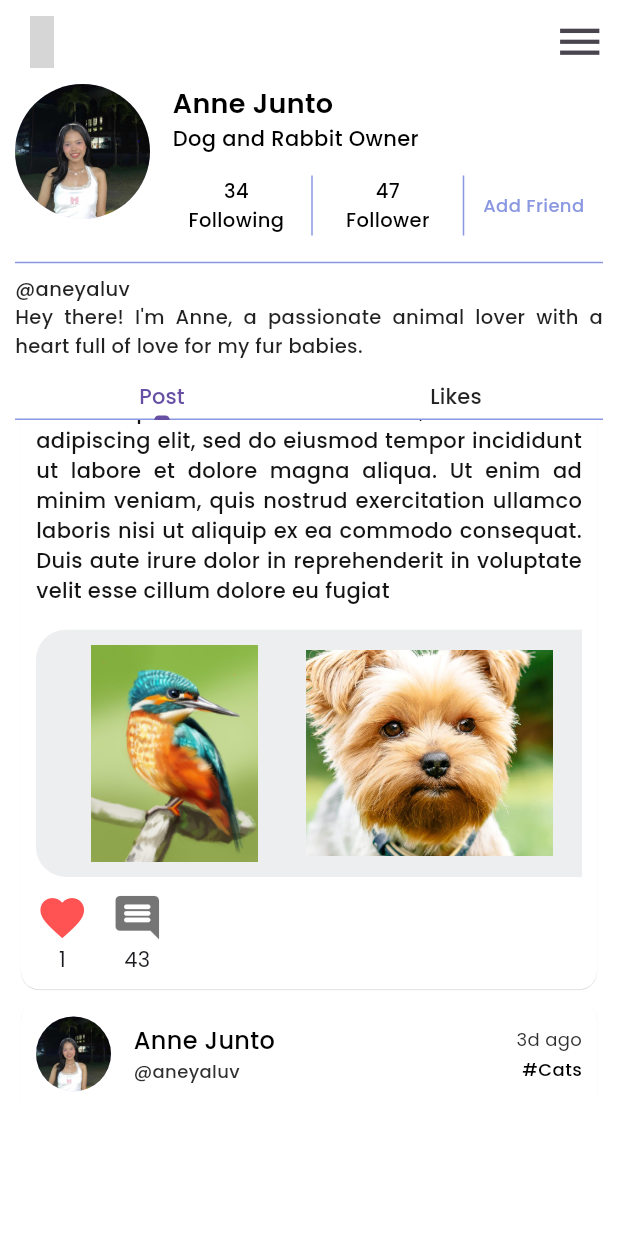
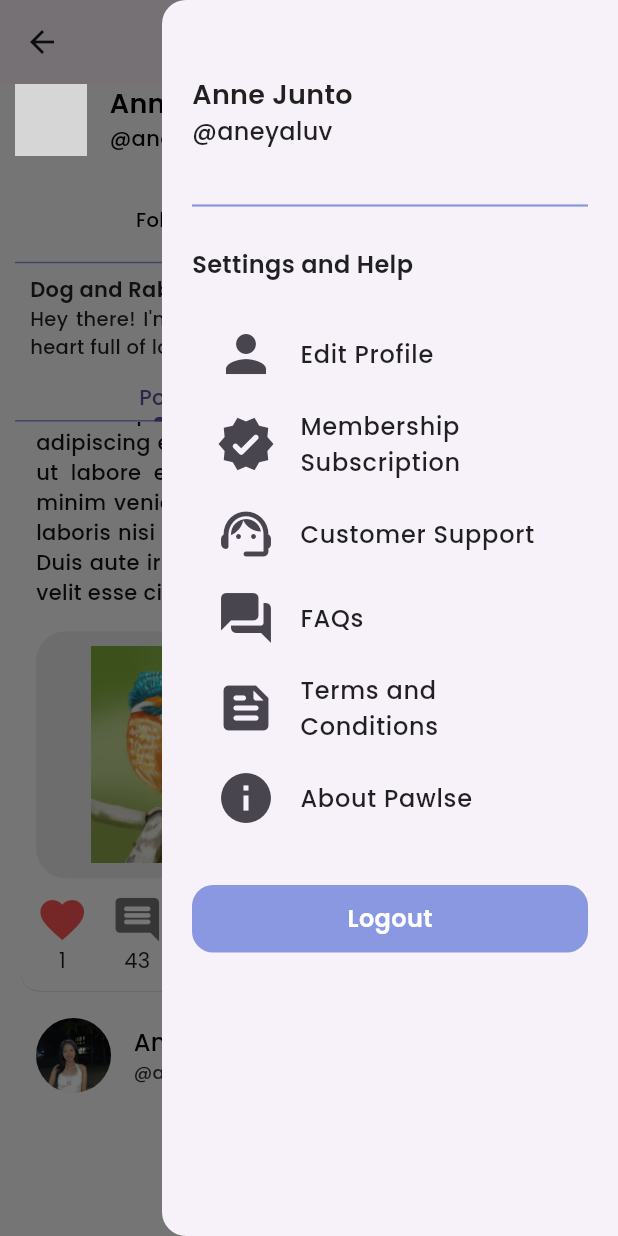
Before and after one commit to coar14/pawlse, a Flutter app: the UserProfile screen opened directly, scrolled down 576 dp, after a tap on the "menu" icon, on a phone screen of 412 x 824 dp. Run offline on Flutter 3.47's test engine with Material 2 defaults, Android fonts, the light colour scheme and no system bars; our stand-ins replace carousel_slider, firebase_auth, firebase_core, google_fonts, iconsax, image_picker and 1 more; missing offline and left inert: insta_image_viewer; accounts and stored records are empty; statements that could not run were skipped; grey boxes are pictures that could not be loaded.

Commit message:
notification, drawer, edit profile

```diff
--- /dev/null
+++ b/lib/COMPONENTS/drawer.dart
@@ -0,0 +1,154 @@
+import 'package:firebase_auth/firebase_auth.dart';
+import 'package:flutter/material.dart';
+import 'package:google_fonts/google_fonts.dart';
+import 'package:pawlse/THEMES/poppins.dart';
+
+class MyDrawer extends StatefulWidget {
+  const MyDrawer({super.key});
+
+  @override
+  State<MyDrawer> createState() => _MyDrawerState();
+}
+
+class _MyDrawerState extends State<MyDrawer> {
+  final user = FirebaseAuth.instance.currentUser!;
+
+  Future signOutUser() async {
+    await FirebaseAuth.instance.signOut();
+  }
+
+  @override
+  Widget build(BuildContext context) {
+    return Drawer(
+      child: ListView(
+        padding: const EdgeInsets.all(20),
+        children: [
+          const SizedBox(height: 30),
+          const Column(
+            crossAxisAlignment: CrossAxisAlignment.start,
+            children: [
+              PoppinsText(
+                  text: 'Anne Junto',
+                  size: 18,
+                  font: FontWeight.w600,
+                  color: Colors.black87),
+              PoppinsText(
+                  text: '@aneyaluv',
+                  size: 16,
+                  font: FontWeight.w500,
+                  color: Colors.black87),
+              SizedBox(height: 30)
+            ],
+          ),
+          const Divider(
+            thickness: 1.5,
+            color: Color(0xFF8A98E1),
+          ),
+          const SizedBox(height: 20),
+          const PoppinsText(
+              text: 'Settings and Help',
+              size: 16,
+              font: FontWeight.w600,
+              color: Colors.black87),
+          const SizedBox(height: 20),
+          InkWell(
+            onTap: () {
+              Navigator.pushNamed(context, 'edit_profile');
+            },
+            child: const ListTile(
+              title: PoppinsText(
+                  text: 'Edit Profile',
+                  size: 16,
+                  font: FontWeight.w500,
+                  color: Colors.black87),
+              leading: Icon(
+                Icons.person,
+                size: 40,
+              ),
+            ),
+          ),
+          const ListTile(
+            title: PoppinsText(
+                text: 'Membership Subscription',
+                size: 16,
+                font: FontWeight.w500,
+                color: Colors.black87),
+            leading: Icon(
+              Icons.verified_rounded,
+              size: 40,
+            ),
+          ),
+          const ListTile(
+            title: PoppinsText(
+                text: 'Customer Support',
+                size: 16,
+                font: FontWeight.w500,
+                color: Colors.black87),
+            leading: Icon(
+              Icons.support_agent_rounded,
+              size: 40,
+            ),
+          ),
+          const ListTile(
+            title: PoppinsText(
+                text: 'FAQs',
+                size: 16,
+                font: FontWeight.w500,
+                color: Colors.black87),
+            leading: Icon(
+              Icons.question_answer_rounded,
+              size: 40,
+            ),
+          ),
+          ListTile(
+            title: Text(
+              'Terms and Conditions',
+              textAlign: TextAlign.start,
+              style: GoogleFonts.poppins(
+                  textStyle: const TextStyle(
+                      color: Colors.black87,
+                      fontSize: 16,
+                      fontWeight: FontWeight.w500)),
+            ),
+            leading: const Icon(
+              Icons.feed_rounded,
+              size: 40,
+            ),
+          ),
+          const ListTile(
+            title: PoppinsText(
+                text: 'About Pawlse',
+                size: 16,
+                font: FontWeight.w500,
+                color: Colors.black87),
+            leading: Icon(
+              Icons.info,
+              size: 40,
+            ),
+          ),
+          const SizedBox(height: 30),
+          GestureDetector(
+            onTap: () {
+              signOutUser();
+              Navigator.pushNamed(context, 'auth');
+            },
+            child: Container(
+              height: 45,
+              decoration: const BoxDecoration(
+                  color: Color(0xFF8A98E1),
+                  borderRadius: BorderRadius.all(Radius.circular(14))),
+              child: const Align(
+                alignment: Alignment.center,
+                child: PoppinsText(
+                    text: 'Logout',
+                    size: 16,
+                    font: FontWeight.w600,
+                    color: Colors.white),
+              ),
+            ),
+          ),
+        ],
+      ),
+    );
+  }
+}
--- a/lib/COMPONENTS/event_card.dart
+++ b/lib/COMPONENTS/event_card.dart
@@ -27,7 +27,6 @@ class EventCard extends StatelessWidget {
             padding: const EdgeInsets.symmetric(vertical: 5),
             child: Card(
               shape: RoundedRectangleBorder(
-                  side: const BorderSide(color: Color(0xFF8A98E1)),
                   borderRadius: BorderRadius.circular(16)),
               child: Padding(
                 padding: const EdgeInsets.all(10),
@@ -78,8 +77,8 @@ class EventCard extends StatelessWidget {
                                         decoration: BoxDecoration(
                                             gradient: const LinearGradient(
                                                 colors: [
-                                                  Colors.redAccent,
-                                                  Colors.redAccent
+                                                  Color(0xFF8A98E1),
+                                                  Color(0xFF8A98E1)
                                                 ]),
                                             borderRadius:
                                                 BorderRadius.circular(10),
--- a/lib/COMPONENTS/nf_post.dart
+++ b/lib/COMPONENTS/nf_post.dart
@@ -58,7 +58,7 @@ class _NFPostState extends State<NFPost> {
   Widget build(BuildContext context) {
     return SizedBox(
       width: double.infinity,
-      height: MediaQuery.of(context).size.height * .60,
+      height: MediaQuery.of(context).size.height * .65,
       child: ListView.builder(
         itemCount: postDetails().postDets.length,
         itemBuilder: (context, index) {
--- a/lib/HOMEPAGE/home_page.dart
+++ b/lib/HOMEPAGE/home_page.dart
@@ -3,6 +3,7 @@ import 'package:flutter/material.dart';
 import 'package:pawlse/COMPONENTS/bottom_%20nav.dart';
 import 'package:pawlse/HOMEPAGE/event_section.dart';
 import 'package:pawlse/HOMEPAGE/home_screen.dart';
+import 'package:pawlse/HOMEPAGE/notification.dart';
 import 'package:pawlse/user_screen/profile.dart';
 
 class HomePage extends StatefulWidget {
@@ -30,7 +31,7 @@ class _HomePageState extends State<HomePage> {
 
   final List<Widget> pages = [
     const HomeScreen(),
-    const EventSectionUser(),
+    const MyNotifications(),
     const HomeScreen(),
     const EventSectionUser(),
     const UserProfile()
--- a/lib/main.dart
+++ b/lib/main.dart
@@ -1,5 +1,6 @@
 import 'package:flutter/material.dart';
 import 'package:pawlse/HOMEPAGE/home_page.dart';
+import 'package:pawlse/HOMEPAGE/notification.dart';
 import 'package:pawlse/getting_started/auth_page.dart';
 import 'package:pawlse/getting_started/intro_screen.dart';
 import 'package:pawlse/getting_started/login.dart';
@@ -7,6 +8,7 @@ import 'package:pawlse/getting_started/signup.dart';
 import 'package:pawlse/getting_started/signup_org.dart';
 import 'package:pawlse/themes/font_theme.dart';
 import 'package:firebase_core/firebase_core.dart';
+import 'package:pawlse/user_screen/edit_profile.dart';
 import 'firebase_options.dart';
 
 void main() async {
@@ -31,7 +33,9 @@ class MyApp extends StatelessWidget {
         'auth': (context) => const AuthPage(),
         'login': (context) => const LoginScreen(),
         'signup': (context) => const SignUpScreen(),
-        'signupOrg': (context) => const SignUpOrg()
+        'signupOrg': (context) => const SignUpOrg(),
+        'edit_profile': (context) => const EditProfile(),
+        'notification': (context) => MyNotifications(),
       },
     );
   }
--- a/lib/user_screen/profile.dart
+++ b/lib/user_screen/profile.dart
@@ -1,6 +1,7 @@
 import 'package:flutter/material.dart';
-import 'package:iconsax/iconsax.dart';
+import 'package:google_fonts/google_fonts.dart';
 import 'package:insta_image_viewer/insta_image_viewer.dart';
+import 'package:pawlse/COMPONENTS/drawer.dart';
 import 'package:pawlse/THEMES/poppins.dart';
 
 class profilePost {
@@ -101,24 +102,8 @@ class _UserProfileState extends State<UserProfile> {
       length: 2,
       child: SafeArea(
         child: Scaffold(
-          appBar: AppBar(
-              backgroundColor: Colors.white,
-              elevation: 0,
-              leading: IconButton(
-                  onPressed: () {},
-                  icon: const Icon(
-                    Iconsax.user_add,
-                    size: 35,
-                  )),
-              actions: [
-                IconButton(
-                  onPressed: () {},
-                  icon: const Icon(
-                    Icons.menu,
-                    size: 35,
-                  ),
-                )
-              ]),
+          appBar: AppBar(title: const Text('')),
+          endDrawer: const MyDrawer(),
           body: SingleChildScrollView(
             padding: const EdgeInsets.symmetric(horizontal: 10),
             child: Column(
@@ -157,7 +142,7 @@ class _UserProfileState extends State<UserProfile> {
                                   font: FontWeight.w600,
                                   color: Colors.black),
                               PoppinsText(
-                                  text: 'Dog and Rabbit Owner',
+                                  text: '@aneyaluv',
                                   size: 14,
                                   font: FontWeight.w500,
                                   color: Colors.black)
@@ -239,17 +224,25 @@ class _UserProfileState extends State<UserProfile> {
                 Column(
                   crossAxisAlignment: CrossAxisAlignment.start,
                   children: [
-                    const PoppinsText(
-                        text: '@aneyaluv',
-                        size: 13,
-                        font: FontWeight.w500,
+                    const Padding(
+                      padding: EdgeInsets.symmetric(horizontal: 10),
+                      child: Column(
+                        crossAxisAlignment: CrossAxisAlignment.start,
+                        children: [
+                          PoppinsText(
+                              text: 'Dog and Rabbit Owner',
+                              size: 14,
+                              font: FontWeight.w600,
                               color: Colors.black87),
-                    const PoppinsText(
+                          PoppinsText(
                               text:
                                   "Hey there! I'm Anne, a passionate animal lover with a heart full of love for my fur babies. ",
                               size: 13,
                               font: FontWeight.w500,
                               color: Colors.black87),
+                        ],
+                      ),
+                    ),
                     const SizedBox(height: 10),
                     const SizedBox(
                       height: 30,
```
Also changed, not shown: lib/COMPONENTS/single_notification.dart (added, +115 -0 lines), lib/HOMEPAGE/home_screen.dart (+10 -40 lines), lib/HOMEPAGE/notification.dart (added, +36 -0 lines), lib/user_screen/edit_profile.dart (added, +147 -0 lines), assets/img/upload.png (added). Lines whose indentation alone changed are shown as unchanged.
